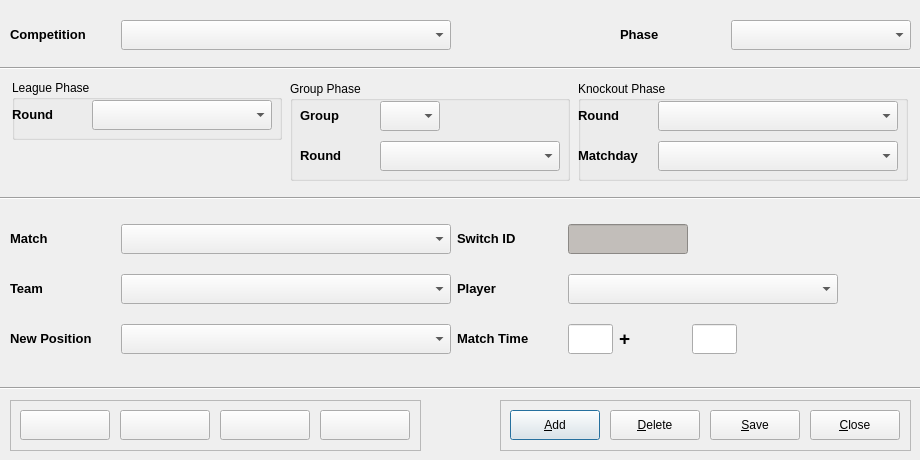
This is code/pyqt/gui/switchpos_entry.ui in soccermetrics/marcotti-desktop as Qt 5 draws it before an edit. The edited form follows.
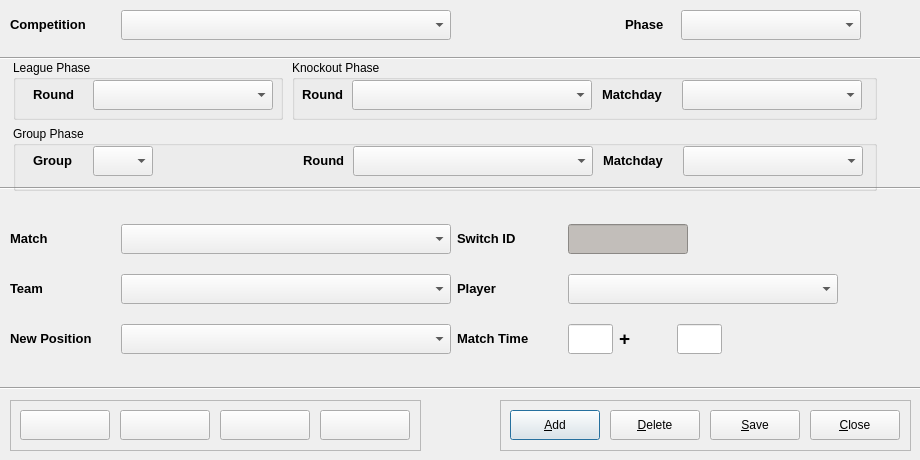
This is the edited form. Icons and pictures are not drawn.

Commit message: Redesign layout of Match Event UIs after schema change (#72)

What changed in the file:
```diff
--- a/code/pyqt/gui/switchpos_entry.ui
+++ b/code/pyqt/gui/switchpos_entry.ui
@@ -354,8 +354,8 @@
    <property name="geometry">
     <rect>
      <x>10</x>
-     <y>10</y>
-     <width>901</width>
+     <y>0</y>
+     <width>851</width>
      <height>51</height>
     </rect>
    </property>
@@ -419,13 +419,13 @@
      <widget class="QLabel" name="label_11">
       <property name="minimumSize">
        <size>
-        <width>105</width>
+        <width>50</width>
         <height>30</height>
        </size>
       </property>
       <property name="maximumSize">
        <size>
-        <width>105</width>
+        <width>50</width>
         <height>30</height>
        </size>
       </property>
@@ -463,7 +463,7 @@
    <property name="geometry">
     <rect>
      <x>0</x>
-     <y>60</y>
+     <y>50</y>
      <width>921</width>
      <height>16</height>
     </rect>
@@ -472,367 +472,11 @@
     <enum>Qt::Horizontal</enum>
    </property>
   </widget>
-  <widget class="QWidget" name="layoutWidget_2">
-   <property name="geometry">
-    <rect>
-     <x>10</x>
-     <y>80</y>
-     <width>901</width>
-     <height>102</height>
-    </rect>
-   </property>
-   <layout class="QHBoxLayout" name="horizontalLayout_4">
-    <item>
-     <layout class="QVBoxLayout" name="verticalLayout_2">
-      <item>
-       <widget class="QGroupBox" name="leagueBox">
-        <property name="minimumSize">
-         <size>
-          <width>270</width>
-          <height>60</height>
-         </size>
-        </property>
-        <property name="maximumSize">
-         <size>
-          <width>270</width>
-          <height>60</height>
-         </size>
-        </property>
-        <property name="title">
-         <string>League Phase</string>
-        </property>
-        <widget class="QLabel" name="label_2">
-         <property name="geometry">
-          <rect>
-           <x>0</x>
-           <y>20</y>
-           <width>75</width>
-           <height>30</height>
-          </rect>
-         </property>
-         <property name="minimumSize">
-          <size>
-           <width>75</width>
-           <height>30</height>
-          </size>
-         </property>
-         <property name="maximumSize">
-          <size>
-           <width>75</width>
-           <height>30</height>
-          </size>
-         </property>
-         <property name="text">
-          <string>&lt;!DOCTYPE HTML PUBLIC &quot;-//W3C//DTD HTML 4.0//EN&quot; &quot;http://www.w3.org/TR/REC-html40/strict.dtd&quot;&gt;
-&lt;html&gt;&lt;head&gt;&lt;meta name=&quot;qrichtext&quot; content=&quot;1&quot; /&gt;&lt;style type=&quot;text/css&quot;&gt;
-p, li { white-space: pre-wrap; }
-&lt;/style&gt;&lt;/head&gt;&lt;body style=&quot; font-family:'Sans'; font-size:10pt; font-weight:400; font-style:normal;&quot;&gt;
-&lt;p style=&quot; margin-top:0px; margin-bottom:0px; margin-left:0px; margin-right:0px; -qt-block-indent:0; text-indent:0px;&quot;&gt;&lt;span style=&quot; font-weight:600;&quot;&gt;Round&lt;/span&gt;&lt;/p&gt;&lt;/body&gt;&lt;/html&gt;</string>
-         </property>
-        </widget>
-        <widget class="QComboBox" name="lgRoundSelect">
-         <property name="geometry">
-          <rect>
-           <x>80</x>
-           <y>20</y>
-           <width>180</width>
-           <height>30</height>
-          </rect>
-         </property>
-         <property name="minimumSize">
-          <size>
-           <width>180</width>
-           <height>30</height>
-          </size>
-         </property>
-         <property name="maximumSize">
-          <size>
-           <width>180</width>
-           <height>30</height>
-          </size>
-         </property>
-         <property name="toolTip">
-          <string>League Round</string>
-         </property>
-        </widget>
-       </widget>
-      </item>
-      <item>
-       <spacer name="verticalSpacer">
-        <property name="orientation">
-         <enum>Qt::Vertical</enum>
-        </property>
-        <property name="sizeHint" stdset="0">
-         <size>
-          <width>20</width>
-          <height>18</height>
-         </size>
-        </property>
-       </spacer>
-      </item>
-     </layout>
-    </item>
-    <item>
-     <widget class="QGroupBox" name="groupBox">
-      <property name="minimumSize">
-       <size>
-        <width>280</width>
-        <height>100</height>
-       </size>
-      </property>
-      <property name="maximumSize">
-       <size>
-        <width>280</width>
-        <height>100</height>
-       </size>
-      </property>
-      <property name="title">
-       <string>Group Phase</string>
-      </property>
-      <widget class="QLabel" name="label_14">
-       <property name="geometry">
-        <rect>
-         <x>10</x>
-         <y>60</y>
-         <width>75</width>
-         <height>30</height>
-        </rect>
-       </property>
-       <property name="minimumSize">
-        <size>
-         <width>75</width>
-         <height>30</height>
-        </size>
-       </property>
-       <property name="maximumSize">
-        <size>
-         <width>75</width>
-         <height>30</height>
-        </size>
-       </property>
-       <property name="text">
-        <string>&lt;!DOCTYPE HTML PUBLIC &quot;-//W3C//DTD HTML 4.0//EN&quot; &quot;http://www.w3.org/TR/REC-html40/strict.dtd&quot;&gt;
-&lt;html&gt;&lt;head&gt;&lt;meta name=&quot;qrichtext&quot; content=&quot;1&quot; /&gt;&lt;style type=&quot;text/css&quot;&gt;
-p, li { white-space: pre-wrap; }
-&lt;/style&gt;&lt;/head&gt;&lt;body style=&quot; font-family:'Sans'; font-size:10pt; font-weight:400; font-style:normal;&quot;&gt;
-&lt;p style=&quot; margin-top:0px; margin-bottom:0px; margin-left:0px; margin-right:0px; -qt-block-indent:0; text-indent:0px;&quot;&gt;&lt;span style=&quot; font-weight:600;&quot;&gt;Round&lt;/span&gt;&lt;/p&gt;&lt;/body&gt;&lt;/html&gt;</string>
-       </property>
-      </widget>
-      <widget class="QComboBox" name="grpRoundSelect">
-       <property name="geometry">
-        <rect>
-         <x>90</x>
-         <y>60</y>
-         <width>180</width>
-         <height>30</height>
-        </rect>
-       </property>
-       <property name="minimumSize">
-        <size>
-         <width>180</width>
-         <height>30</height>
-        </size>
-       </property>
-       <property name="maximumSize">
-        <size>
-         <width>180</width>
-         <height>30</height>
-        </size>
-       </property>
-       <property name="toolTip">
-        <string>Group Phase Round</string>
-       </property>
-      </widget>
-      <widget class="QComboBox" name="groupSelect">
-       <property name="geometry">
-        <rect>
-         <x>90</x>
-         <y>20</y>
-         <width>60</width>
-         <height>30</height>
-        </rect>
-       </property>
-       <property name="minimumSize">
-        <size>
-         <width>60</width>
-         <height>30</height>
-        </size>
-       </property>
-       <property name="maximumSize">
-        <size>
-         <width>60</width>
-         <height>30</height>
-        </size>
-       </property>
-       <property name="toolTip">
-        <string>Group Name</string>
-       </property>
-      </widget>
-      <widget class="QLabel" name="label_15">
-       <property name="geometry">
-        <rect>
-         <x>10</x>
-         <y>20</y>
-         <width>75</width>
-         <height>30</height>
-        </rect>
-       </property>
-       <property name="minimumSize">
-        <size>
-         <width>75</width>
-         <height>30</height>
-        </size>
-       </property>
-       <property name="maximumSize">
-        <size>
-         <width>75</width>
-         <height>30</height>
-        </size>
-       </property>
-       <property name="text">
-        <string>&lt;!DOCTYPE HTML PUBLIC &quot;-//W3C//DTD HTML 4.0//EN&quot; &quot;http://www.w3.org/TR/REC-html40/strict.dtd&quot;&gt;
-&lt;html&gt;&lt;head&gt;&lt;meta name=&quot;qrichtext&quot; content=&quot;1&quot; /&gt;&lt;style type=&quot;text/css&quot;&gt;
-p, li { white-space: pre-wrap; }
-&lt;/style&gt;&lt;/head&gt;&lt;body style=&quot; font-family:'Sans'; font-size:10pt; font-weight:400; font-style:normal;&quot;&gt;
-&lt;p style=&quot; margin-top:0px; margin-bottom:0px; margin-left:0px; margin-right:0px; -qt-block-indent:0; text-indent:0px;&quot;&gt;&lt;span style=&quot; font-weight:600;&quot;&gt;Group&lt;/span&gt;&lt;/p&gt;&lt;/body&gt;&lt;/html&gt;</string>
-       </property>
-      </widget>
-     </widget>
-    </item>
-    <item>
-     <widget class="QGroupBox" name="knockoutBox">
-      <property name="minimumSize">
-       <size>
-        <width>330</width>
-        <height>100</height>
-       </size>
-      </property>
-      <property name="maximumSize">
-       <size>
-        <width>330</width>
-        <height>100</height>
-       </size>
-      </property>
-      <property name="title">
-       <string>Knockout Phase</string>
-      </property>
-      <widget class="QLabel" name="label_12">
-       <property name="geometry">
-        <rect>
-         <x>0</x>
-         <y>20</y>
-         <width>75</width>
-         <height>30</height>
-        </rect>
-       </property>
-       <property name="minimumSize">
-        <size>
-         <width>75</width>
-         <height>30</height>
-        </size>
-       </property>
-       <property name="maximumSize">
-        <size>
-         <width>75</width>
-         <height>30</height>
-        </size>
-       </property>
-       <property name="text">
-        <string>&lt;!DOCTYPE HTML PUBLIC &quot;-//W3C//DTD HTML 4.0//EN&quot; &quot;http://www.w3.org/TR/REC-html40/strict.dtd&quot;&gt;
-&lt;html&gt;&lt;head&gt;&lt;meta name=&quot;qrichtext&quot; content=&quot;1&quot; /&gt;&lt;style type=&quot;text/css&quot;&gt;
-p, li { white-space: pre-wrap; }
-&lt;/style&gt;&lt;/head&gt;&lt;body style=&quot; font-family:'Sans'; font-size:10pt; font-weight:400; font-style:normal;&quot;&gt;
-&lt;p style=&quot; margin-top:0px; margin-bottom:0px; margin-left:0px; margin-right:0px; -qt-block-indent:0; text-indent:0px;&quot;&gt;&lt;span style=&quot; font-weight:600;&quot;&gt;Round&lt;/span&gt;&lt;/p&gt;&lt;/body&gt;&lt;/html&gt;</string>
-       </property>
-      </widget>
-      <widget class="QComboBox" name="koRoundSelect">
-       <property name="geometry">
-        <rect>
-         <x>80</x>
-         <y>20</y>
-         <width>240</width>
-         <height>30</height>
-        </rect>
-       </property>
-       <property name="minimumSize">
-        <size>
-         <width>240</width>
-         <height>30</height>
-        </size>
-       </property>
-       <property name="maximumSize">
-        <size>
-         <width>240</width>
-         <height>30</height>
-        </size>
-       </property>
-       <property name="toolTip">
-        <string>Knockout Round</string>
-       </property>
-      </widget>
-      <widget class="QComboBox" name="matchdaySelect">
-       <property name="geometry">
-        <rect>
-         <x>80</x>
-         <y>60</y>
-         <width>240</width>
-         <height>30</height>
-        </rect>
-       </property>
-       <property name="minimumSize">
-        <size>
-         <width>240</width>
-         <height>30</height>
-        </size>
-       </property>
-       <property name="maximumSize">
-        <size>
-         <width>240</width>
-         <height>30</height>
-        </size>
-       </property>
-       <property name="toolTip">
-        <string>Knockout Round Matchday</string>
-       </property>
-      </widget>
-      <widget class="QLabel" name="label_13">
-       <property name="geometry">
-        <rect>
-         <x>0</x>
-         <y>60</y>
-         <width>75</width>
-         <height>30</height>
-        </rect>
-       </property>
-       <property name="minimumSize">
-        <size>
-         <width>75</width>
-         <height>30</height>
-        </size>
-       </property>
-       <property name="maximumSize">
-        <size>
-         <width>75</width>
-         <height>30</height>
-        </size>
-       </property>
-       <property name="text">
-        <string>&lt;!DOCTYPE HTML PUBLIC &quot;-//W3C//DTD HTML 4.0//EN&quot; &quot;http://www.w3.org/TR/REC-html40/strict.dtd&quot;&gt;
-&lt;html&gt;&lt;head&gt;&lt;meta name=&quot;qrichtext&quot; content=&quot;1&quot; /&gt;&lt;style type=&quot;text/css&quot;&gt;
-p, li { white-space: pre-wrap; }
-&lt;/style&gt;&lt;/head&gt;&lt;body style=&quot; font-family:'Sans'; font-size:10pt; font-weight:400; font-style:normal;&quot;&gt;
-&lt;p style=&quot; margin-top:0px; margin-bottom:0px; margin-left:0px; margin-right:0px; -qt-block-indent:0; text-indent:0px;&quot;&gt;&lt;span style=&quot; font-weight:600;&quot;&gt;Matchday&lt;/span&gt;&lt;/p&gt;&lt;/body&gt;&lt;/html&gt;</string>
-       </property>
-      </widget>
-     </widget>
-    </item>
-   </layout>
-  </widget>
   <widget class="Line" name="line_2">
    <property name="geometry">
     <rect>
      <x>0</x>
-     <y>190</y>
+     <y>180</y>
      <width>921</width>
      <height>16</height>
     </rect>
@@ -841,12 +485,12 @@
     <enum>Qt::Horizontal</enum>
    </property>
   </widget>
-  <widget class="QWidget" name="">
+  <widget class="QWidget" name="layoutWidget">
    <property name="geometry">
     <rect>
      <x>10</x>
      <y>210</y>
-     <width>901</width>
+     <width>871</width>
      <height>161</height>
     </rect>
    </property>
@@ -1180,6 +824,399 @@
     </item>
    </layout>
   </widget>
+  <widget class="QWidget" name="layoutWidget_2">
+   <property name="geometry">
+    <rect>
+     <x>10</x>
+     <y>60</y>
+     <width>871</width>
+     <height>131</height>
+    </rect>
+   </property>
+   <layout class="QGridLayout" name="gridLayout_2">
+    <item row="0" column="0">
+     <widget class="QGroupBox" name="leagueBox">
+      <property name="minimumSize">
+       <size>
+        <width>270</width>
+        <height>60</height>
+       </size>
+      </property>
+      <property name="maximumSize">
+       <size>
+        <width>270</width>
+        <height>60</height>
+       </size>
+      </property>
+      <property name="title">
+       <string>League Phase</string>
+      </property>
+      <widget class="QLabel" name="label_2">
+       <property name="geometry">
+        <rect>
+         <x>20</x>
+         <y>20</y>
+         <width>50</width>
+         <height>30</height>
+        </rect>
+       </property>
+       <property name="minimumSize">
+        <size>
+         <width>50</width>
+         <height>30</height>
+        </size>
+       </property>
+       <property name="maximumSize">
+        <size>
+         <width>50</width>
+         <height>30</height>
+        </size>
+       </property>
+       <property name="text">
+        <string>&lt;!DOCTYPE HTML PUBLIC &quot;-//W3C//DTD HTML 4.0//EN&quot; &quot;http://www.w3.org/TR/REC-html40/strict.dtd&quot;&gt;
+&lt;html&gt;&lt;head&gt;&lt;meta name=&quot;qrichtext&quot; content=&quot;1&quot; /&gt;&lt;style type=&quot;text/css&quot;&gt;
+p, li { white-space: pre-wrap; }
+&lt;/style&gt;&lt;/head&gt;&lt;body style=&quot; font-family:'Sans'; font-size:10pt; font-weight:400; font-style:normal;&quot;&gt;
+&lt;p style=&quot; margin-top:0px; margin-bottom:0px; margin-left:0px; margin-right:0px; -qt-block-indent:0; text-indent:0px;&quot;&gt;&lt;span style=&quot; font-weight:600;&quot;&gt;Round&lt;/span&gt;&lt;/p&gt;&lt;/body&gt;&lt;/html&gt;</string>
+       </property>
+      </widget>
+      <widget class="QComboBox" name="lgRoundSelect">
+       <property name="geometry">
+        <rect>
+         <x>80</x>
+         <y>20</y>
+         <width>180</width>
+         <height>30</height>
+        </rect>
+       </property>
+       <property name="minimumSize">
+        <size>
+         <width>180</width>
+         <height>30</height>
+        </size>
+       </property>
+       <property name="maximumSize">
+        <size>
+         <width>180</width>
+         <height>30</height>
+        </size>
+       </property>
+       <property name="toolTip">
+        <string>League Round</string>
+       </property>
+      </widget>
+     </widget>
+    </item>
+    <item row="0" column="1">
+     <widget class="QGroupBox" name="knockoutBox">
+      <property name="minimumSize">
+       <size>
+        <width>330</width>
+        <height>60</height>
+       </size>
+      </property>
+      <property name="maximumSize">
+       <size>
+        <width>585</width>
+        <height>100</height>
+       </size>
+      </property>
+      <property name="title">
+       <string>Knockout Phase</string>
+      </property>
+      <widget class="QLabel" name="label_12">
+       <property name="geometry">
+        <rect>
+         <x>10</x>
+         <y>20</y>
+         <width>50</width>
+         <height>30</height>
+        </rect>
+       </property>
+       <property name="minimumSize">
+        <size>
+         <width>50</width>
+         <height>30</height>
+        </size>
+       </property>
+       <property name="maximumSize">
+        <size>
+         <width>50</width>
+         <height>30</height>
+        </size>
+       </property>
+       <property name="text">
+        <string>&lt;!DOCTYPE HTML PUBLIC &quot;-//W3C//DTD HTML 4.0//EN&quot; &quot;http://www.w3.org/TR/REC-html40/strict.dtd&quot;&gt;
+&lt;html&gt;&lt;head&gt;&lt;meta name=&quot;qrichtext&quot; content=&quot;1&quot; /&gt;&lt;style type=&quot;text/css&quot;&gt;
+p, li { white-space: pre-wrap; }
+&lt;/style&gt;&lt;/head&gt;&lt;body style=&quot; font-family:'Sans'; font-size:10pt; font-weight:400; font-style:normal;&quot;&gt;
+&lt;p style=&quot; margin-top:0px; margin-bottom:0px; margin-left:0px; margin-right:0px; -qt-block-indent:0; text-indent:0px;&quot;&gt;&lt;span style=&quot; font-weight:600;&quot;&gt;Round&lt;/span&gt;&lt;/p&gt;&lt;/body&gt;&lt;/html&gt;</string>
+       </property>
+      </widget>
+      <widget class="QComboBox" name="koRoundSelect">
+       <property name="geometry">
+        <rect>
+         <x>60</x>
+         <y>20</y>
+         <width>240</width>
+         <height>30</height>
+        </rect>
+       </property>
+       <property name="minimumSize">
+        <size>
+         <width>240</width>
+         <height>30</height>
+        </size>
+       </property>
+       <property name="maximumSize">
+        <size>
+         <width>240</width>
+         <height>30</height>
+        </size>
+       </property>
+       <property name="toolTip">
+        <string>Knockout Round</string>
+       </property>
+      </widget>
+      <widget class="QComboBox" name="koMatchdaySelect">
+       <property name="geometry">
+        <rect>
+         <x>390</x>
+         <y>20</y>
+         <width>180</width>
+         <height>30</height>
+        </rect>
+       </property>
+       <property name="minimumSize">
+        <size>
+         <width>180</width>
+         <height>30</height>
+        </size>
+       </property>
+       <property name="maximumSize">
+        <size>
+         <width>180</width>
+         <height>30</height>
+        </size>
+       </property>
+       <property name="toolTip">
+        <string>Knockout Round Matchday</string>
+       </property>
+      </widget>
+      <widget class="QLabel" name="label_13">
+       <property name="geometry">
+        <rect>
+         <x>310</x>
+         <y>20</y>
+         <width>75</width>
+         <height>30</height>
+        </rect>
+       </property>
+       <property name="minimumSize">
+        <size>
+         <width>75</width>
+         <height>30</height>
+        </size>
+       </property>
+       <property name="maximumSize">
+        <size>
+         <width>75</width>
+         <height>30</height>
+        </size>
+       </property>
+       <property name="text">
+        <string>&lt;!DOCTYPE HTML PUBLIC &quot;-//W3C//DTD HTML 4.0//EN&quot; &quot;http://www.w3.org/TR/REC-html40/strict.dtd&quot;&gt;
+&lt;html&gt;&lt;head&gt;&lt;meta name=&quot;qrichtext&quot; content=&quot;1&quot; /&gt;&lt;style type=&quot;text/css&quot;&gt;
+p, li { white-space: pre-wrap; }
+&lt;/style&gt;&lt;/head&gt;&lt;body style=&quot; font-family:'Sans'; font-size:10pt; font-weight:400; font-style:normal;&quot;&gt;
+&lt;p style=&quot; margin-top:0px; margin-bottom:0px; margin-left:0px; margin-right:0px; -qt-block-indent:0; text-indent:0px;&quot;&gt;&lt;span style=&quot; font-weight:600;&quot;&gt;Matchday&lt;/span&gt;&lt;/p&gt;&lt;/body&gt;&lt;/html&gt;</string>
+       </property>
+      </widget>
+     </widget>
+    </item>
+    <item row="1" column="0" colspan="2">
+     <widget class="QGroupBox" name="groupBox">
+      <property name="minimumSize">
+       <size>
+        <width>280</width>
+        <height>50</height>
+       </size>
+      </property>
+      <property name="maximumSize">
+       <size>
+        <width>940</width>
+        <height>100</height>
+       </size>
+      </property>
+      <property name="title">
+       <string>Group Phase</string>
+      </property>
+      <widget class="QLabel" name="label_14">
+       <property name="geometry">
+        <rect>
+         <x>290</x>
+         <y>20</y>
+         <width>50</width>
+         <height>30</height>
+        </rect>
+       </property>
+       <property name="minimumSize">
+        <size>
+         <width>50</width>
+         <height>30</height>
+        </size>
+       </property>
+       <property name="maximumSize">
+        <size>
+         <width>50</width>
+         <height>30</height>
+        </size>
+       </property>
+       <property name="text">
+        <string>&lt;!DOCTYPE HTML PUBLIC &quot;-//W3C//DTD HTML 4.0//EN&quot; &quot;http://www.w3.org/TR/REC-html40/strict.dtd&quot;&gt;
+&lt;html&gt;&lt;head&gt;&lt;meta name=&quot;qrichtext&quot; content=&quot;1&quot; /&gt;&lt;style type=&quot;text/css&quot;&gt;
+p, li { white-space: pre-wrap; }
+&lt;/style&gt;&lt;/head&gt;&lt;body style=&quot; font-family:'Sans'; font-size:10pt; font-weight:400; font-style:normal;&quot;&gt;
+&lt;p style=&quot; margin-top:0px; margin-bottom:0px; margin-left:0px; margin-right:0px; -qt-block-indent:0; text-indent:0px;&quot;&gt;&lt;span style=&quot; font-weight:600;&quot;&gt;Round&lt;/span&gt;&lt;/p&gt;&lt;/body&gt;&lt;/html&gt;</string>
+       </property>
+      </widget>
+      <widget class="QComboBox" name="grpRoundSelect">
+       <property name="geometry">
+        <rect>
+         <x>340</x>
+         <y>20</y>
+         <width>240</width>
+         <height>30</height>
+        </rect>
+       </property>
+       <property name="minimumSize">
+        <size>
+         <width>240</width>
+         <height>30</height>
+        </size>
+       </property>
+       <property name="maximumSize">
+        <size>
+         <width>240</width>
+         <height>30</height>
+        </size>
+       </property>
+       <property name="toolTip">
+        <string>Group Phase Round</string>
+       </property>
+      </widget>
+      <widget class="QComboBox" name="groupSelect">
+       <property name="geometry">
+        <rect>
+         <x>80</x>
+         <y>20</y>
+         <width>60</width>
+         <height>30</height>
+        </rect>
+       </property>
+       <property name="minimumSize">
+        <size>
+         <width>60</width>
+         <height>30</height>
+        </size>
+       </property>
+       <property name="maximumSize">
+        <size>
+         <width>60</width>
+         <height>30</height>
+        </size>
+       </property>
+       <property name="toolTip">
+        <string>Group Name</string>
+       </property>
+      </widget>
+      <widget class="QLabel" name="label_15">
+       <property name="geometry">
+        <rect>
+         <x>20</x>
+         <y>20</y>
+         <width>50</width>
+         <height>30</height>
+        </rect>
+       </property>
+       <property name="minimumSize">
+        <size>
+         <width>50</width>
+         <height>30</height>
+        </size>
+       </property>
+       <property name="maximumSize">
+        <size>
+         <width>50</width>
+         <height>30</height>
+        </size>
+       </property>
+       <property name="text">
+        <string>&lt;!DOCTYPE HTML PUBLIC &quot;-//W3C//DTD HTML 4.0//EN&quot; &quot;http://www.w3.org/TR/REC-html40/strict.dtd&quot;&gt;
+&lt;html&gt;&lt;head&gt;&lt;meta name=&quot;qrichtext&quot; content=&quot;1&quot; /&gt;&lt;style type=&quot;text/css&quot;&gt;
+p, li { white-space: pre-wrap; }
+&lt;/style&gt;&lt;/head&gt;&lt;body style=&quot; font-family:'Sans'; font-size:10pt; font-weight:400; font-style:normal;&quot;&gt;
+&lt;p style=&quot; margin-top:0px; margin-bottom:0px; margin-left:0px; margin-right:0px; -qt-block-indent:0; text-indent:0px;&quot;&gt;&lt;span style=&quot; font-weight:600;&quot;&gt;Group&lt;/span&gt;&lt;/p&gt;&lt;/body&gt;&lt;/html&gt;</string>
+       </property>
+      </widget>
+      <widget class="QComboBox" name="grpMatchdaySelect">
+       <property name="geometry">
+        <rect>
+         <x>670</x>
+         <y>20</y>
+         <width>180</width>
+         <height>30</height>
+        </rect>
+       </property>
+       <property name="minimumSize">
+        <size>
+         <width>180</width>
+         <height>30</height>
+        </size>
+       </property>
+       <property name="maximumSize">
+        <size>
+         <width>180</width>
+         <height>30</height>
+        </size>
+       </property>
+       <property name="toolTip">
+        <string>Group Round Matchday</string>
+       </property>
+      </widget>
+      <widget class="QLabel" name="label_16">
+       <property name="geometry">
+        <rect>
+         <x>590</x>
+         <y>20</y>
+         <width>75</width>
+         <height>30</height>
+        </rect>
+       </property>
+       <property name="minimumSize">
+        <size>
+         <width>75</width>
+         <height>30</height>
+        </size>
+       </property>
+       <property name="maximumSize">
+        <size>
+         <width>75</width>
+         <height>30</height>
+        </size>
+       </property>
+       <property name="text">
+        <string>&lt;!DOCTYPE HTML PUBLIC &quot;-//W3C//DTD HTML 4.0//EN&quot; &quot;http://www.w3.org/TR/REC-html40/strict.dtd&quot;&gt;
+&lt;html&gt;&lt;head&gt;&lt;meta name=&quot;qrichtext&quot; content=&quot;1&quot; /&gt;&lt;style type=&quot;text/css&quot;&gt;
+p, li { white-space: pre-wrap; }
+&lt;/style&gt;&lt;/head&gt;&lt;body style=&quot; font-family:'Sans'; font-size:10pt; font-weight:400; font-style:normal;&quot;&gt;
+&lt;p style=&quot; margin-top:0px; margin-bottom:0px; margin-left:0px; margin-right:0px; -qt-block-indent:0; text-indent:0px;&quot;&gt;&lt;span style=&quot; font-weight:600;&quot;&gt;Matchday&lt;/span&gt;&lt;/p&gt;&lt;/body&gt;&lt;/html&gt;</string>
+       </property>
+      </widget>
+     </widget>
+    </item>
+   </layout>
+  </widget>
  </widget>
  <resources>
   <include location="fmrd_resources.qrc"/>
```
The commit also changes 4 other files.
